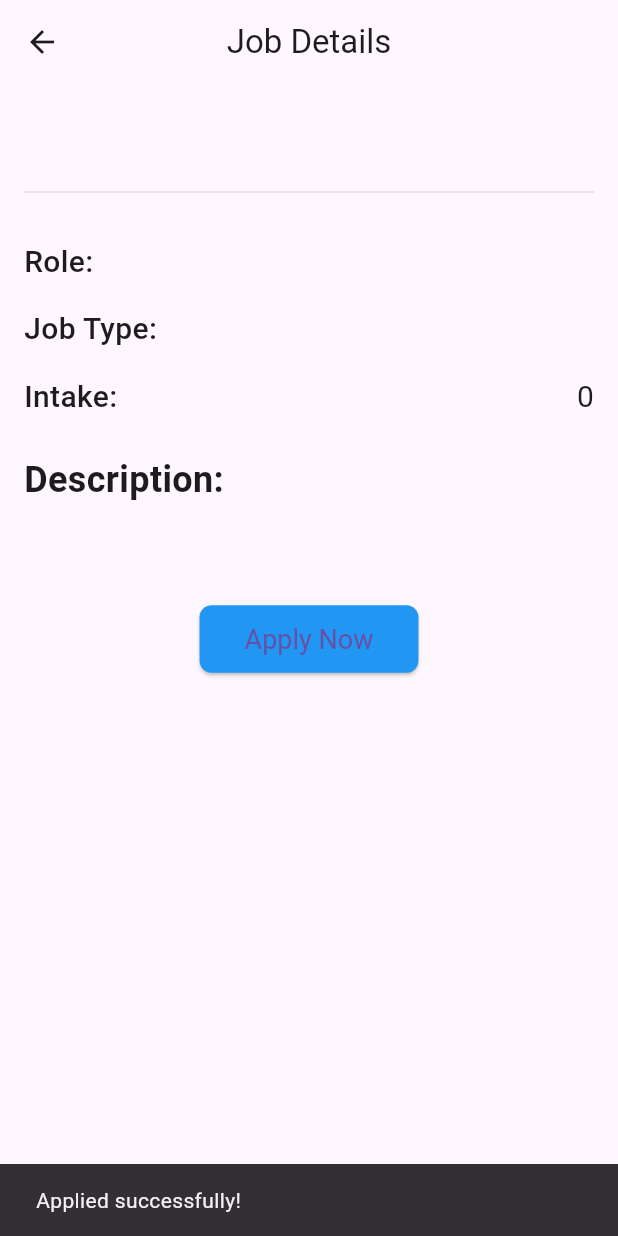
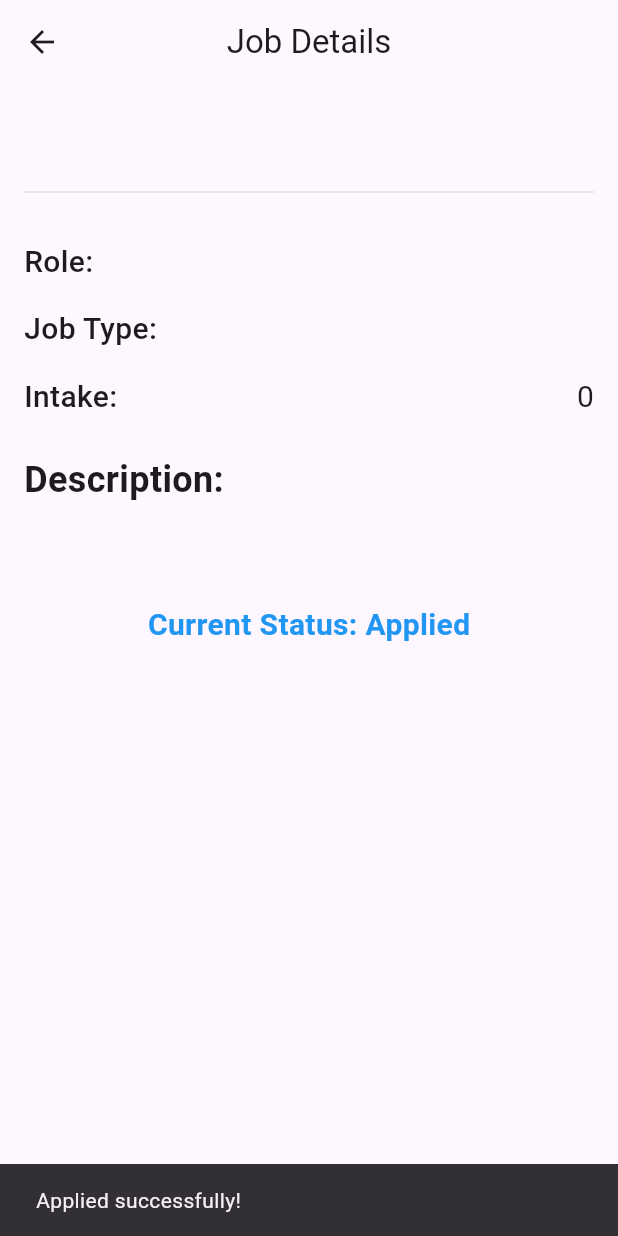
Before and after one commit to smitshah084/JobVerse, a Flutter app: the VacancyDetailsPage screen opened directly with empty values, after a tap on "Apply Now", on a phone screen of 412 x 824 dp. Run offline on Flutter 3.47's test engine with Material 3 defaults, Android fonts, the phone set to English and light mode, and no system bars; our stand-ins replace cloud_firestore, firebase_auth, firebase_core, firebase_storage, image_picker; accounts and stored records are empty.

Commit message:
added the current status on vacancy details page

```diff
--- a/lib/pages/VacancyDetailsPage.dart
+++ b/lib/pages/VacancyDetailsPage.dart
@@ -1,104 +1,61 @@
-// import 'package:flutter/material.dart';
-// import 'package:job_verse/pages/Vacancy.dart';
-//
-// class VacancyDetailsPage extends StatelessWidget {
-//   final Vacancy vacancy;
-//
-//   VacancyDetailsPage({required this.vacancy});
-//
-//   @override
-//   Widget build(BuildContext context) {
-//     return Scaffold(
-//       appBar: AppBar(
-//         title: Text('Job Details'),
-//         centerTitle: true,
-//       ),
-//       body: Padding(
-//         padding: const EdgeInsets.all(16.0),
-//         child: SingleChildScrollView(
-//           child: Column(
-//             crossAxisAlignment: CrossAxisAlignment.start,
-//             children: [
-//               Text(
-//                 vacancy.company,
-//                 style: TextStyle(fontSize: 28, fontWeight: FontWeight.bold),
-//               ),
-//               SizedBox(height: 8),
-//               Divider(thickness: 1, color: Colors.grey[300]),
-//               SizedBox(height: 16),
-//               _buildDetailRow('Role:', vacancy.position),
-//               _buildDetailRow('Job Type:', vacancy.jobType),
-//               _buildDetailRow('Intake:', vacancy.intake.toString()),
-//               SizedBox(height: 16),
-//               Text(
-//                 'Description:',
-//                 style: TextStyle(fontSize: 24, fontWeight: FontWeight.w600),
-//               ),
-//               SizedBox(height: 8),
-//               Text(
-//                 vacancy.description,
-//                 style: TextStyle(fontSize: 19),
-//               ),
-//               SizedBox(height: 30),
-//               Center(
-//                 child: ElevatedButton(
-//                   onPressed: () {
-//                     // Implement the apply functionality here
-//                     ScaffoldMessenger.of(context).showSnackBar(
-//                       SnackBar(content: Text('Applied successfully!')),
-//                     );
-//                   },
-//                   child: Text('Apply Now'),
-//                   style: ElevatedButton.styleFrom(
-//                     padding: EdgeInsets.symmetric(horizontal: 30, vertical: 12),
-//                     textStyle: TextStyle(fontSize: 18),
-//                     backgroundColor: Colors.blue,
-//                     shape: RoundedRectangleBorder(
-//                       borderRadius: BorderRadius.circular(8),
-//                     ),
-//                   ),
-//                 ),
-//               ),
-//             ],
-//           ),
-//         ),
-//       ),
-//     );
-//   }
-//
-//   Widget _buildDetailRow(String title, String value) {
-//     return Padding(
-//       padding: const EdgeInsets.symmetric(vertical: 8.0),
-//       child: Row(
-//         mainAxisAlignment: MainAxisAlignment.spaceBetween,
-//         children: [
-//           Text(
-//             title,
-//             style: TextStyle(fontSize: 20, fontWeight: FontWeight.w500),
-//           ),
-//           Text(
-//             value,
-//             style: TextStyle(fontSize: 20),
-//           ),
-//         ],
-//       ),
-//     );
-//   }
-// }
-
 import 'package:flutter/material.dart';
 import 'package:cloud_firestore/cloud_firestore.dart';
 import 'package:job_verse/pages/Vacancy.dart';
 import 'package:job_verse/services/auth.dart';
 
-class VacancyDetailsPage extends StatelessWidget {
+class VacancyDetailsPage extends StatefulWidget {
   final Vacancy vacancy;
 
   VacancyDetailsPage({required this.vacancy});
 
+  @override
+  _VacancyDetailsPageState createState() => _VacancyDetailsPageState();
+}
+
+class _VacancyDetailsPageState extends State<VacancyDetailsPage> {
+  bool _hasApplied = false;
+  bool _isLoading = true;
+  String _currentState = ''; // Holds the current state of the application
+
+  @override
+  void initState() {
+    super.initState();
+    _checkIfApplied();
+  }
+
+  Future<void> _checkIfApplied() async {
+    try {
+      String? userId = AuthService().currentUser?.uid;
+      if (userId == null) {
+        throw 'User not logged in';
+      }
+
+      // Check if the application already exists in Firestore
+      var applicationSnapshot = await FirebaseFirestore.instance
+          .collection('applications')
+          .where('userId', isEqualTo: userId)
+          .where('vacancyId', isEqualTo: widget.vacancy.vacancyId)
+          .get();
+
+      // If application exists, set _hasApplied to true and get the current state
+      if (applicationSnapshot.docs.isNotEmpty) {
+        setState(() {
+          _hasApplied = true;
+          _currentState = applicationSnapshot.docs.first['CurrentState'] ?? 'Applied'; // Retrieve the current state
+        });
+      }
+    } catch (e) {
+      // Handle any error (optional)
+      print('Error checking application status: $e');
+    } finally {
+      setState(() {
+        _isLoading = false;
+      });
+    }
+  }
+
   Future<void> _applyForJob(BuildContext context) async {
     try {
-      // Get the current user ID
       String? userId = AuthService().currentUser?.uid;
       if (userId == null) {
         throw 'User not logged in';
@@ -107,16 +64,23 @@ class VacancyDetailsPage extends StatelessWidget {
       // Save the application data in Firestore
       await FirebaseFirestore.instance.collection('applications').add({
         'userId': userId,
-        'vacancyId': vacancy.vacancyId, // You may want to store the actual vacancy id if available
-        'role': vacancy.position,
-        'company': vacancy.company,
-        'applicationDate': FieldValue.serverTimestamp(), // Store the application time
+        'vacancyId': widget.vacancy.vacancyId,
+        'role': widget.vacancy.position,
+        'company': widget.vacancy.company,
+        'CurrentState': 'Applied',
+        'applicationDate': FieldValue.serverTimestamp(),
       });
 
       // Show success message
       ScaffoldMessenger.of(context).showSnackBar(
         SnackBar(content: Text('Applied successfully!')),
       );
+
+      // Mark as applied after successful submission
+      setState(() {
+        _hasApplied = true;
+        _currentState = 'Applied'; // Set the state as "Applied"
+      });
     } catch (e) {
       // Show error message in case of any error
       ScaffoldMessenger.of(context).showSnackBar(
@@ -134,20 +98,22 @@ class VacancyDetailsPage extends StatelessWidget {
       ),
       body: Padding(
         padding: const EdgeInsets.all(16.0),
-        child: SingleChildScrollView(
+        child: _isLoading
+            ? Center(child: CircularProgressIndicator()) // Show loading indicator while checking application status
+            : SingleChildScrollView(
           child: Column(
             crossAxisAlignment: CrossAxisAlignment.start,
             children: [
               Text(
-                vacancy.company,
+                widget.vacancy.company,
                 style: TextStyle(fontSize: 28, fontWeight: FontWeight.bold),
               ),
               SizedBox(height: 8),
               Divider(thickness: 1, color: Colors.grey[300]),
               SizedBox(height: 16),
-              _buildDetailRow('Role:', vacancy.position),
-              _buildDetailRow('Job Type:', vacancy.jobType),
-              _buildDetailRow('Intake:', vacancy.intake.toString()),
+              _buildDetailRow('Role:', widget.vacancy.position),
+              _buildDetailRow('Job Type:', widget.vacancy.jobType),
+              _buildDetailRow('Intake:', widget.vacancy.intake.toString()),
               SizedBox(height: 16),
               Text(
                 'Description:',
@@ -155,13 +121,26 @@ class VacancyDetailsPage extends StatelessWidget {
               ),
               SizedBox(height: 8),
               Text(
-                vacancy.description,
+                widget.vacancy.description,
                 style: TextStyle(fontSize: 19),
               ),
               SizedBox(height: 30),
               Center(
-                child: ElevatedButton(
-                  onPressed: () => _applyForJob(context), // Apply button logic
+                child: _hasApplied
+                    ? Column(
+                  children: [
+                    Text(
+                      'Current Status: $_currentState',
+                      style: TextStyle(
+                        fontSize: 20,
+                        color: Colors.blue,
+                        fontWeight: FontWeight.bold,
+                      ),
+                    ),
+                  ],
+                )
+                    : ElevatedButton(
+                  onPressed: () => _applyForJob(context),
                   child: Text('Apply Now'),
                   style: ElevatedButton.styleFrom(
                     padding: EdgeInsets.symmetric(horizontal: 30, vertical: 12),
```
